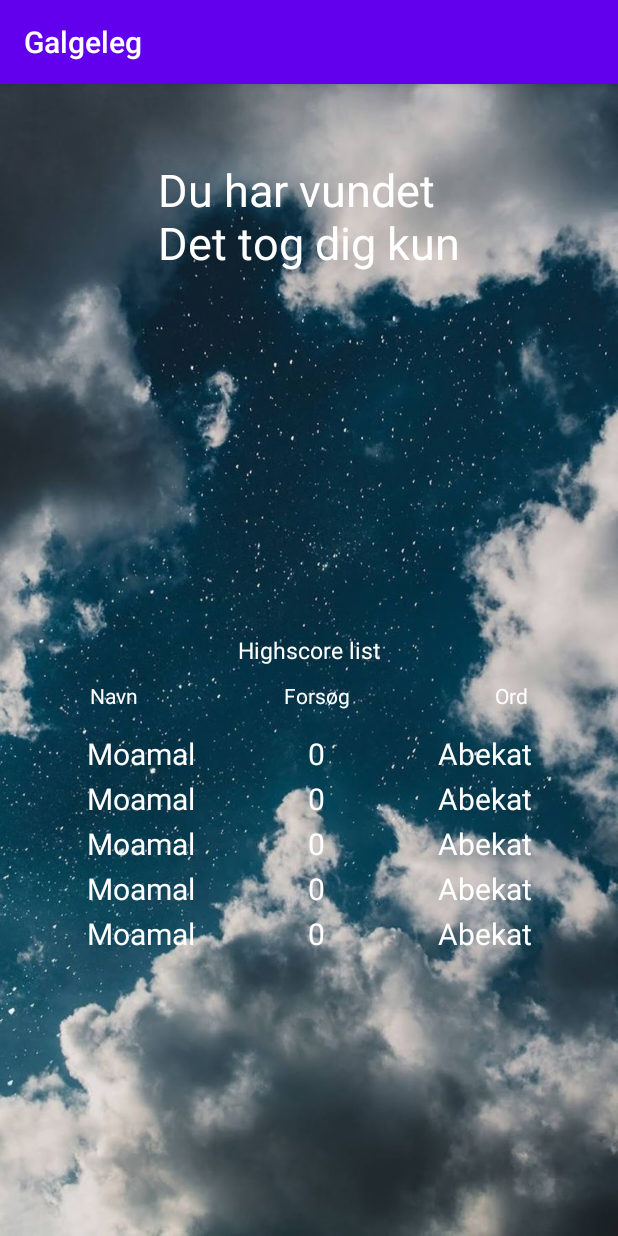
After one commit to moamal01/Galgeleg, an Android app: the fragment WinnerFragment placed in its activity, on a phone screen of 412 x 824 dp. The commit adds this screen. Run offline under Robolectric (Android 15) with nearby library versions, the phone set to English and light mode, and no system bars; our stand-ins replace Firebase (no records; nobody signed in at launch, a user with empty details on screens opened directly).

Commit message:
Winner layout is now a fragment

```diff
--- a/app/src/main/java/com/example/galgeleg/view/GameActivity.kt
+++ b/app/src/main/java/com/example/galgeleg/view/GameActivity.kt
@@ -4,6 +4,8 @@ import android.content.Intent
 import androidx.appcompat.app.AppCompatActivity
 import android.os.Bundle
 import android.view.View
+import androidx.fragment.app.Fragment
+import androidx.fragment.app.FragmentTransaction
 import com.example.galgeleg.R
 import com.example.galgeleg.model.Galgelogik
 import com.google.firebase.firestore.FirebaseFirestore
@@ -52,11 +54,14 @@ class GameActivity : AppCompatActivity(), View.OnClickListener {
     }
 
     private fun onEndGame() {
+        val fragmentTransaction: FragmentTransaction = supportFragmentManager.beginTransaction()
+
         if (galgelogik.erSpilletVundet()) {
-            val intent = Intent(this, VinderActivity::class.java)
-            intent.putExtra("Tries", galgelogik.antalForkerteBogstaver)
-            startActivity(intent)
-            finish()
+            val winnerFragment = WinnerFragment()
+
+            fragmentTransaction.replace(R.id.frame_game, winnerFragment)
+            fragmentTransaction.addToBackStack(null)
+            fragmentTransaction.commit()
         } else if (galgelogik.erSpilletTabt()) {
             val intent = Intent(this, TaberActivity::class.java)
             startActivity(intent)
--- a/app/src/main/java/com/example/galgeleg/view/VinderActivity.kt
+++ /dev/null
@@ -1,26 +0,0 @@
-package com.example.galgeleg.view
-
-import android.os.Bundle
-import androidx.appcompat.app.AppCompatActivity
-import androidx.recyclerview.widget.LinearLayoutManager
-import com.example.galgeleg.view.adapter.HighscoreAdapter
-import com.example.galgeleg.R
-import com.example.galgeleg.model.Galgelogik
-import kotlinx.android.synthetic.main.activity_vinder.*
-
-class VinderActivity : AppCompatActivity() {
-
-    var galgelogik: Galgelogik =
-        Galgelogik()
-
-    override fun onCreate(savedInstanceState: Bundle?) {
-        super.onCreate(savedInstanceState)
-        setContentView(R.layout.activity_vinder)
-
-        val tries = intent.getIntExtra("Tries", 0)
-        tryCount_text.text = galgelogik.antalForkerteBogstaver.toString() + tries
-
-        recyclerView_highScore.layoutManager = LinearLayoutManager(this)
-        recyclerView_highScore.adapter = HighscoreAdapter()
-    }
-}
--- /dev/null
+++ b/app/src/main/java/com/example/galgeleg/view/WinnerFragment.kt
@@ -0,0 +1,33 @@
+package com.example.galgeleg.view
+
+import android.os.Bundle
+import android.view.LayoutInflater
+import android.view.View
+import android.view.ViewGroup
+import androidx.fragment.app.Fragment
+import androidx.recyclerview.widget.LinearLayoutManager
+import com.example.galgeleg.R
+import com.example.galgeleg.view.adapter.HighscoreAdapter
+import kotlinx.android.synthetic.main.activity_vinder.*
+
+class WinnerFragment : Fragment() {
+
+    override fun onCreate(savedInstanceState: Bundle?) {
+        super.onCreate(savedInstanceState)
+    }
+
+    override fun onViewCreated(view: View, savedInstanceState: Bundle?) {
+        super.onViewCreated(view, savedInstanceState)
+
+        recyclerView_highScore.layoutManager = LinearLayoutManager(activity)
+        recyclerView_highScore.adapter = HighscoreAdapter()
+    }
+
+    override fun onCreateView(
+        inflater: LayoutInflater,
+        container: ViewGroup?,
+        savedInstanceState: Bundle?
+    ): View? {
+        return inflater.inflate(R.layout.fragment_winner, container, false)
+    }
+}
--- a/app/src/main/res/layout/activity_main.xml
+++ b/app/src/main/res/layout/activity_main.xml
@@ -65,4 +65,14 @@
         app:layout_constraintLeft_toLeftOf="parent"
         app:layout_constraintRight_toRightOf="parent" />
 
+    <FrameLayout
+        android:id="@+id/frame_game"
+        android:layout_width="match_parent"
+        android:layout_height="match_parent"
+        android:elevation="100dp"
+        app:layout_constraintBottom_toBottomOf="parent"
+        app:layout_constraintLeft_toLeftOf="parent"
+        app:layout_constraintRight_toRightOf="parent"
+        app:layout_constraintTop_toTopOf="parent" />
+
 </androidx.constraintlayout.widget.ConstraintLayout>
--- /dev/null
+++ b/app/src/main/res/layout/fragment_winner.xml
@@ -0,0 +1,88 @@
+<?xml version="1.0" encoding="utf-8"?>
+<androidx.constraintlayout.widget.ConstraintLayout xmlns:android="http://schemas.android.com/apk/res/android"
+    android:layout_width="match_parent"
+    android:layout_height="match_parent"
+    xmlns:app="http://schemas.android.com/apk/res-auto"
+    xmlns:tools="http://schemas.android.com/tools"
+    android:background="@drawable/background">
+
+    <TextView
+        android:id="@+id/winner_text"
+        android:layout_width="wrap_content"
+        android:layout_height="wrap_content"
+        android:layout_marginTop="50dp"
+        android:fontFamily="sans-serif"
+        android:text="Du har vundet \nDet tog dig kun"
+        android:textColor="#FFF"
+        android:textSize="30dp"
+        app:layout_constraintLeft_toLeftOf="parent"
+        app:layout_constraintRight_toRightOf="parent"
+        app:layout_constraintTop_toTopOf="parent" />
+
+    <TextView
+        android:id="@+id/tryCount_text"
+        android:layout_width="wrap_content"
+        android:layout_height="wrap_content"
+        android:fontFamily="sans-serif"
+        android:textColor="#FFF"
+        android:textSize="30dp"
+        app:layout_constraintLeft_toLeftOf="parent"
+        app:layout_constraintRight_toRightOf="parent"
+        app:layout_constraintTop_toBottomOf="@id/winner_text"
+        tools:text="4" />
+
+    <TextView
+        android:id="@+id/highScore_title_text"
+        android:layout_width="wrap_content"
+        android:layout_height="wrap_content"
+        android:layout_marginTop="200dp"
+        android:text="Highscore list"
+        android:textColor="#FFF"
+        android:textSize="15dp"
+        app:layout_constraintLeft_toLeftOf="parent"
+        app:layout_constraintRight_toRightOf="parent"
+        app:layout_constraintTop_toBottomOf="@id/tryCount_text" />
+
+    <TextView
+        android:id="@+id/name_highScoreList"
+        android:layout_width="wrap_content"
+        android:layout_height="wrap_content"
+        android:layout_marginLeft="60dp"
+        android:layout_marginTop="10dp"
+        android:text="Navn"
+        android:textColor="#FFF"
+        app:layout_constraintLeft_toLeftOf="parent"
+        app:layout_constraintTop_toBottomOf="@id/highScore_title_text" />
+
+    <TextView
+        android:layout_width="wrap_content"
+        android:layout_height="wrap_content"
+        android:layout_marginTop="10dp"
+        android:text="Forsøg"
+        android:textColor="#FFF"
+        app:layout_constraintLeft_toRightOf="@id/name_highScoreList"
+        app:layout_constraintRight_toLeftOf="@id/word_highScoreList"
+        app:layout_constraintTop_toBottomOf="@id/highScore_title_text" />
+
+    <TextView
+        android:id="@+id/word_highScoreList"
+        android:layout_width="wrap_content"
+        android:layout_height="wrap_content"
+        android:layout_marginTop="10dp"
+        android:layout_marginRight="60dp"
+        android:text="Ord"
+        android:textColor="#FFF"
+        app:layout_constraintRight_toRightOf="parent"
+        app:layout_constraintTop_toBottomOf="@id/highScore_title_text" />
+
+
+    <androidx.recyclerview.widget.RecyclerView
+        android:id="@+id/recyclerView_highScore"
+        android:layout_width="wrap_content"
+        android:layout_height="wrap_content"
+        android:layout_marginTop="15dp"
+        app:layout_constraintLeft_toLeftOf="parent"
+        app:layout_constraintRight_toRightOf="parent"
+        app:layout_constraintTop_toBottomOf="@id/name_highScoreList" />
+
+</androidx.constraintlayout.widget.ConstraintLayout>
```
